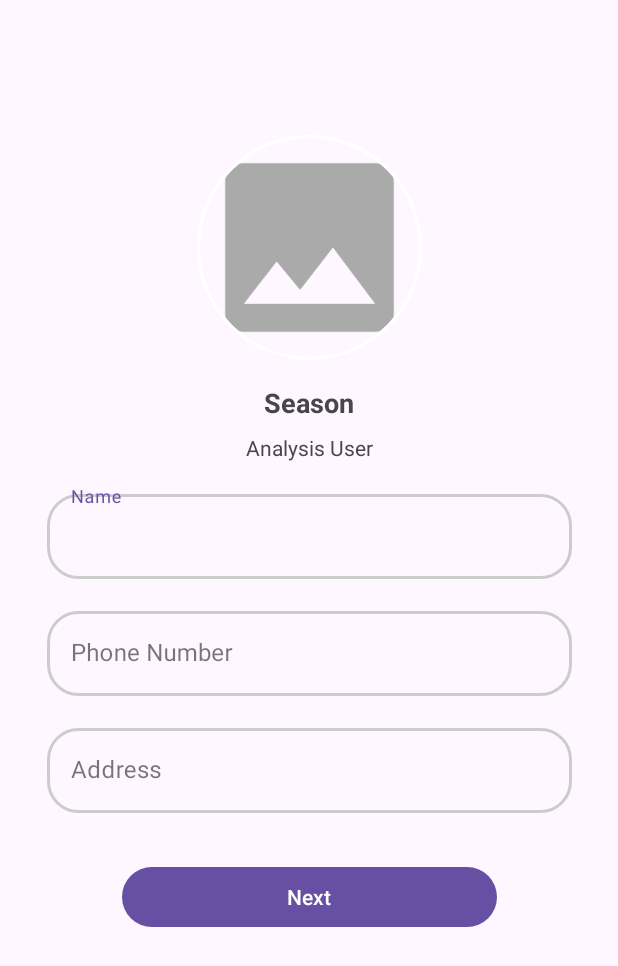
After one commit to Warna-Ku/Warnaku-App, an Android app: the AnalysisUserActivity screen opened directly, with no data from a screen before it, on a phone screen of 412 x 824 dp. The commit adds this screen. Shown: the top 966 px of the screen. Run offline under Robolectric (Android 15) with nearby library versions, the light colour scheme and no system bars; our stand-ins replace CircleImageView.

Commit message:
Add Analysis User UI

```diff
--- a/app/build.gradle.kts
+++ b/app/build.gradle.kts
@@ -46,6 +46,7 @@ dependencies {
     implementation(libs.androidx.activity)
     implementation(libs.androidx.constraintlayout)
     implementation(libs.androidx.viewpager2)
+    implementation(libs.circleimageview)
     testImplementation(libs.junit)
     androidTestImplementation(libs.androidx.junit)
     androidTestImplementation(libs.androidx.espresso.core)
--- a/app/src/main/AndroidManifest.xml
+++ b/app/src/main/AndroidManifest.xml
@@ -12,6 +12,9 @@
         android:supportsRtl="true"
         android:theme="@style/Theme.WarnakuApp"
         tools:targetApi="31">
+        <activity
+            android:name=".AnalysisUserActivity"
+            android:exported="false" />
         <activity
             android:name=".AnalysisActivity"
             android:exported="false" />
--- a/app/src/main/java/com/dicoding/warnaku_app/AnalysisActivity.kt
+++ b/app/src/main/java/com/dicoding/warnaku_app/AnalysisActivity.kt
@@ -1,20 +1,21 @@
 package com.dicoding.warnaku_app
 
+import android.content.Intent
 import android.os.Bundle
+import android.widget.Button
 import androidx.activity.enableEdgeToEdge
 import androidx.appcompat.app.AppCompatActivity
-import androidx.core.view.ViewCompat
-import androidx.core.view.WindowInsetsCompat
 
 class AnalysisActivity : AppCompatActivity() {
     override fun onCreate(savedInstanceState: Bundle?) {
         super.onCreate(savedInstanceState)
         enableEdgeToEdge()
         setContentView(R.layout.activity_analysis)
-        ViewCompat.setOnApplyWindowInsetsListener(findViewById(R.id.main)) { v, insets ->
-            val systemBars = insets.getInsets(WindowInsetsCompat.Type.systemBars())
-            v.setPadding(systemBars.left, systemBars.top, systemBars.right, systemBars.bottom)
-            insets
+
+        val buttonAnalyze: Button = findViewById(R.id.btn_analyze)
+        buttonAnalyze.setOnClickListener {
+            val intent = Intent(this, AnalysisUserActivity::class.java)
+            startActivity(intent)
         }
     }
 }
--- /dev/null
+++ b/app/src/main/java/com/dicoding/warnaku_app/AnalysisUserActivity.kt
@@ -0,0 +1,20 @@
+package com.dicoding.warnaku_app
+
+import android.os.Bundle
+import androidx.activity.enableEdgeToEdge
+import androidx.appcompat.app.AppCompatActivity
+import androidx.core.view.ViewCompat
+import androidx.core.view.WindowInsetsCompat
+
+class AnalysisUserActivity : AppCompatActivity() {
+    override fun onCreate(savedInstanceState: Bundle?) {
+        super.onCreate(savedInstanceState)
+        enableEdgeToEdge()
+        setContentView(R.layout.activity_analysis_user)
+        ViewCompat.setOnApplyWindowInsetsListener(findViewById(R.id.main)) { v, insets ->
+            val systemBars = insets.getInsets(WindowInsetsCompat.Type.systemBars())
+            v.setPadding(systemBars.left, systemBars.top, systemBars.right, systemBars.bottom)
+            insets
+        }
+    }
+}
--- a/app/src/main/res/layout/activity_analysis.xml
+++ b/app/src/main/res/layout/activity_analysis.xml
@@ -47,6 +47,7 @@
         </androidx.cardview.widget.CardView>
 
         <Button
+            android:id="@+id/btn_analyze"
             android:layout_width="wrap_content"
             android:layout_height="wrap_content"
             android:layout_gravity="center_horizontal|bottom"
--- /dev/null
+++ b/app/src/main/res/layout/activity_analysis_user.xml
@@ -0,0 +1,123 @@
+<?xml version="1.0" encoding="utf-8"?>
+<androidx.constraintlayout.widget.ConstraintLayout xmlns:android="http://schemas.android.com/apk/res/android"
+    xmlns:app="http://schemas.android.com/apk/res-auto"
+    xmlns:tools="http://schemas.android.com/tools"
+    android:id="@+id/main"
+    android:layout_width="match_parent"
+    android:layout_height="match_parent"
+    tools:context=".AnalysisUserActivity">
+
+    <de.hdodenhof.circleimageview.CircleImageView
+        android:id="@+id/profile_image"
+        android:layout_width="150dp"
+        android:layout_height="150dp"
+        android:layout_marginTop="90dp"
+        android:src="@drawable/ic_place_holder"
+        app:civ_border_color="@color/white"
+        app:civ_border_width="2dp"
+        app:layout_constraintEnd_toEndOf="parent"
+        app:layout_constraintStart_toStartOf="parent"
+        app:layout_constraintTop_toTopOf="parent"
+        tools:ignore="ImageContrastCheck" />
+
+    <TextView
+        android:id="@+id/tv_season"
+        android:layout_width="wrap_content"
+        android:layout_height="wrap_content"
+        android:layout_marginTop="16dp"
+        android:text="@string/season"
+        android:textSize="18sp"
+        android:textStyle="bold"
+        app:layout_constraintEnd_toEndOf="parent"
+        app:layout_constraintStart_toStartOf="parent"
+        app:layout_constraintTop_toBottomOf="@+id/profile_image"
+        tools:ignore="TextSizeCheck" />
+
+    <TextView
+        android:id="@+id/tv_analysis_user"
+        android:layout_width="wrap_content"
+        android:layout_height="wrap_content"
+        android:layout_marginTop="8dp"
+        android:text="@string/analysis_user"
+        app:layout_constraintEnd_toEndOf="parent"
+        app:layout_constraintStart_toStartOf="parent"
+        app:layout_constraintTop_toBottomOf="@+id/tv_season" />
+
+    <com.google.android.material.textfield.TextInputLayout
+        android:id="@+id/nameEditTextLayout"
+        style="@style/Widget.MaterialComponents.TextInputLayout.OutlinedBox"
+        android:layout_width="350dp"
+        android:layout_height="wrap_content"
+        android:layout_marginTop="16dp"
+        android:hint="@string/name"
+        app:layout_constraintEnd_toEndOf="parent"
+        app:layout_constraintStart_toStartOf="parent"
+        app:layout_constraintTop_toBottomOf="@+id/tv_analysis_user"
+        tools:alpha="100">
+
+        <com.dicoding.warnaku_app.view.customview.MyEditText
+            android:id="@+id/nameEditText"
+            android:layout_width="match_parent"
+            android:layout_height="wrap_content"
+            android:ems="10"
+            android:inputType="textEmailAddress"
+            android:textColorHint="#0277BD"
+            tools:ignore="SpeakableTextPresentCheck,TextContrastCheck" />
+    </com.google.android.material.textfield.TextInputLayout>
+
+    <com.google.android.material.textfield.TextInputLayout
+        android:id="@+id/phoneEditTextLayout"
+        style="@style/Widget.MaterialComponents.TextInputLayout.OutlinedBox"
+        android:layout_width="350dp"
+        android:layout_height="wrap_content"
+        android:layout_marginTop="16dp"
+        android:hint="@string/phone_number"
+        app:layout_constraintEnd_toEndOf="parent"
+        app:layout_constraintStart_toStartOf="parent"
+        app:layout_constraintTop_toBottomOf="@+id/nameEditTextLayout"
+        tools:alpha="100">
+
+        <com.dicoding.warnaku_app.view.customview.MyEditText
+            android:id="@+id/phoneEditText"
+            android:layout_width="match_parent"
+            android:layout_height="wrap_content"
+            android:ems="10"
+            android:inputType="textEmailAddress"
+            android:textColorHint="#0277BD"
+            tools:ignore="SpeakableTextPresentCheck,TextContrastCheck" />
+    </com.google.android.material.textfield.TextInputLayout>
+
+    <com.google.android.material.textfield.TextInputLayout
+        android:id="@+id/addressEditTextLayout"
+        style="@style/Widget.MaterialComponents.TextInputLayout.OutlinedBox"
+        android:layout_width="350dp"
+        android:layout_height="wrap_content"
+        android:layout_marginTop="16dp"
+        android:hint="@string/address"
+        app:layout_constraintEnd_toEndOf="parent"
+        app:layout_constraintStart_toStartOf="parent"
+        app:layout_constraintTop_toBottomOf="@+id/phoneEditTextLayout"
+        tools:alpha="100">
+
+        <com.dicoding.warnaku_app.view.customview.MyEditText
+            android:id="@+id/addressEditText"
+            android:layout_width="match_parent"
+            android:layout_height="wrap_content"
+            android:ems="10"
+            android:inputType="textEmailAddress"
+            android:textColorHint="#0277BD"
+            tools:ignore="SpeakableTextPresentCheck,TextContrastCheck" />
+    </com.google.android.material.textfield.TextInputLayout>
+
+    <Button
+        android:id="@+id/btn_next"
+        android:layout_width="250dp"
+        android:layout_height="wrap_content"
+        android:layout_marginTop="32dp"
+        android:text="Next"
+        app:layout_constraintEnd_toEndOf="parent"
+        app:layout_constraintStart_toStartOf="parent"
+        app:layout_constraintTop_toBottomOf="@+id/addressEditTextLayout"
+        tools:ignore="MissingConstraints" />
+
+</androidx.constraintlayout.widget.ConstraintLayout>
--- a/app/src/main/res/values/strings.xml
+++ b/app/src/main/res/values/strings.xml
@@ -20,5 +20,10 @@
     <string name="fab_content_description">Navigate forward</string>
     <string name="btn_camera">Take a Photo</string>
     <string name="btn_gallery">Choose from Gallery</string>
-    <string name="btn_analysis">Analysis</string>
+    <string name="btn_analysis">Analyze</string>
+    <string name="season">Season</string>
+    <string name="analysis_user">Analysis User</string>
+    <string name="name">Name</string>
+    <string name="phone_number">Phone Number</string>
+    <string name="address">Address</string>
 </resources>
--- a/gradle/libs.versions.toml
+++ b/gradle/libs.versions.toml
@@ -1,5 +1,6 @@
 [versions]
-agp = "8.4.0"
+agp = "8.4.1"
+circleimageview = "3.1.0"
 kotlin = "1.9.0"
 coreKtx = "1.13.1"
 junit = "4.13.2"
@@ -14,6 +15,7 @@ viewpager2 = "1.1.0"
 [libraries]
 androidx-core-ktx = { group = "androidx.core", name = "core-ktx", version.ref = "coreKtx" }
 androidx-viewpager2 = { module = "androidx.viewpager2:viewpager2", version.ref = "viewpager2" }
+circleimageview = { module = "de.hdodenhof:circleimageview", version.ref = "circleimageview" }
 junit = { group = "junit", name = "junit", version.ref = "junit" }
 androidx-junit = { group = "androidx.test.ext", name = "junit", version.ref = "junitVersion" }
 androidx-espresso-core = { group = "androidx.test.espresso", name = "espresso-core", version.ref = "espressoCore" }
```
